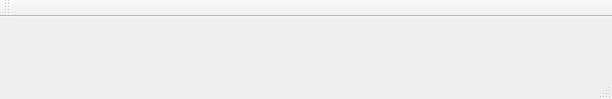
Above: QtTraceClient/UI/MainWindow.ui from cobreti/NyxTraceViewer before the change. Below: the same form after it.
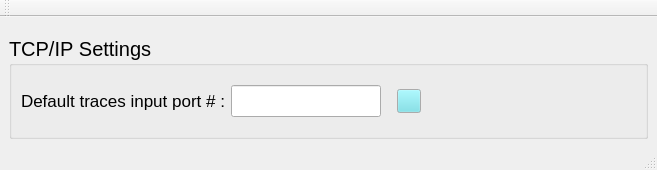
That is the form after the change.

What changed in the file:
```diff
--- a/QtTraceClient/UI/MainWindow.ui
+++ b/QtTraceClient/UI/MainWindow.ui
@@ -6,8 +6,8 @@
    <rect>
     <x>0</x>
     <y>0</y>
-    <width>612</width>
-    <height>99</height>
+    <width>657</width>
+    <height>170</height>
    </rect>
   </property>
   <property name="windowTitle">
@@ -34,17 +34,174 @@
        </spacer>
       </item>
       <item>
-       <spacer name="horizontalSpacer">
-        <property name="orientation">
-         <enum>Qt::Horizontal</enum>
+       <widget class="QGroupBox" name="m_TcpIpSettings">
+        <property name="palette">
+         <palette>
+          <active>
+           <colorrole role="Button">
+            <brush brushstyle="SolidPattern">
+             <color alpha="0">
+              <red>108</red>
+              <green>223</green>
+              <blue>232</blue>
+             </color>
+            </brush>
+           </colorrole>
+           <colorrole role="Midlight">
+            <brush brushstyle="SolidPattern">
+             <color alpha="0">
+              <red>233</red>
+              <green>231</green>
+              <blue>227</blue>
+             </color>
+            </brush>
+           </colorrole>
+          </active>
+          <inactive>
+           <colorrole role="Button">
+            <brush brushstyle="SolidPattern">
+             <color alpha="0">
+              <red>108</red>
+              <green>223</green>
+              <blue>232</blue>
+             </color>
+            </brush>
+           </colorrole>
+           <colorrole role="Midlight">
+            <brush brushstyle="SolidPattern">
+             <color alpha="0">
+              <red>233</red>
+              <green>231</green>
+              <blue>227</blue>
+             </color>
+            </brush>
+           </colorrole>
+          </inactive>
+          <disabled>
+           <colorrole role="Button">
+            <brush brushstyle="SolidPattern">
+             <color alpha="0">
+              <red>108</red>
+              <green>223</green>
+              <blue>232</blue>
+             </color>
+            </brush>
+           </colorrole>
+           <colorrole role="Midlight">
+            <brush brushstyle="SolidPattern">
+             <color alpha="0">
+              <red>233</red>
+              <green>231</green>
+              <blue>227</blue>
+             </color>
+            </brush>
+           </colorrole>
+          </disabled>
+         </palette>
         </property>
-        <property name="sizeHint" stdset="0">
-         <size>
-          <width>40</width>
-          <height>10</height>
-         </size>
+        <property name="font">
+         <font>
+          <pointsize>15</pointsize>
+          <kerning>false</kerning>
+         </font>
         </property>
-       </spacer>
+        <property name="title">
+         <string>TCP/IP Settings</string>
+        </property>
+        <property name="flat">
+         <bool>true</bool>
+        </property>
+        <layout class="QGridLayout" name="gridLayout">
+         <item row="0" column="4">
+          <spacer name="horizontalSpacer_2">
+           <property name="orientation">
+            <enum>Qt::Horizontal</enum>
+           </property>
+           <property name="sizeHint" stdset="0">
+            <size>
+             <width>40</width>
+             <height>20</height>
+            </size>
+           </property>
+          </spacer>
+         </item>
+         <item row="0" column="0">
+          <widget class="QLabel" name="label">
+           <property name="font">
+            <font>
+             <pointsize>13</pointsize>
+            </font>
+           </property>
+           <property name="text">
+            <string>Default traces input port # :</string>
+           </property>
+          </widget>
+         </item>
+         <item row="0" column="2">
+          <spacer name="horizontalSpacer">
+           <property name="orientation">
+            <enum>Qt::Horizontal</enum>
+           </property>
+           <property name="sizeType">
+            <enum>QSizePolicy::Fixed</enum>
+           </property>
+           <property name="sizeHint" stdset="0">
+            <size>
+             <width>10</width>
+             <height>20</height>
+            </size>
+           </property>
+          </spacer>
+         </item>
+         <item row="0" column="1">
+          <widget class="QLineEdit" name="lineEdit">
+           <property name="minimumSize">
+            <size>
+             <width>100</width>
+             <height>0</height>
+            </size>
+           </property>
+           <property name="maximumSize">
+            <size>
+             <width>150</width>
+             <height>16777215</height>
+            </size>
+           </property>
+          </widget>
+         </item>
+         <item row="0" column="3">
+          <widget class="QPushButton" name="m_btnStartStop">
+           <property name="sizePolicy">
+            <sizepolicy hsizetype="Fixed" vsizetype="Fixed">
+             <horstretch>0</horstretch>
+             <verstretch>0</verstretch>
+            </sizepolicy>
+           </property>
+           <property name="maximumSize">
+            <size>
+             <width>24</width>
+             <height>24</height>
+            </size>
+           </property>
+           <property name="autoFillBackground">
+            <bool>false</bool>
+           </property>
+           <property name="text">
+            <string/>
+           </property>
+           <property name="iconSize">
+            <size>
+             <width>16</width>
+             <height>16</height>
+            </size>
+           </property>
+           <property name="flat">
+            <bool>false</bool>
+           </property>
+          </widget>
+         </item>
+        </layout>
+       </widget>
       </item>
      </layout>
     </item>
```
Left out of the diff: 4 changed lines with no effect on the pictures.
